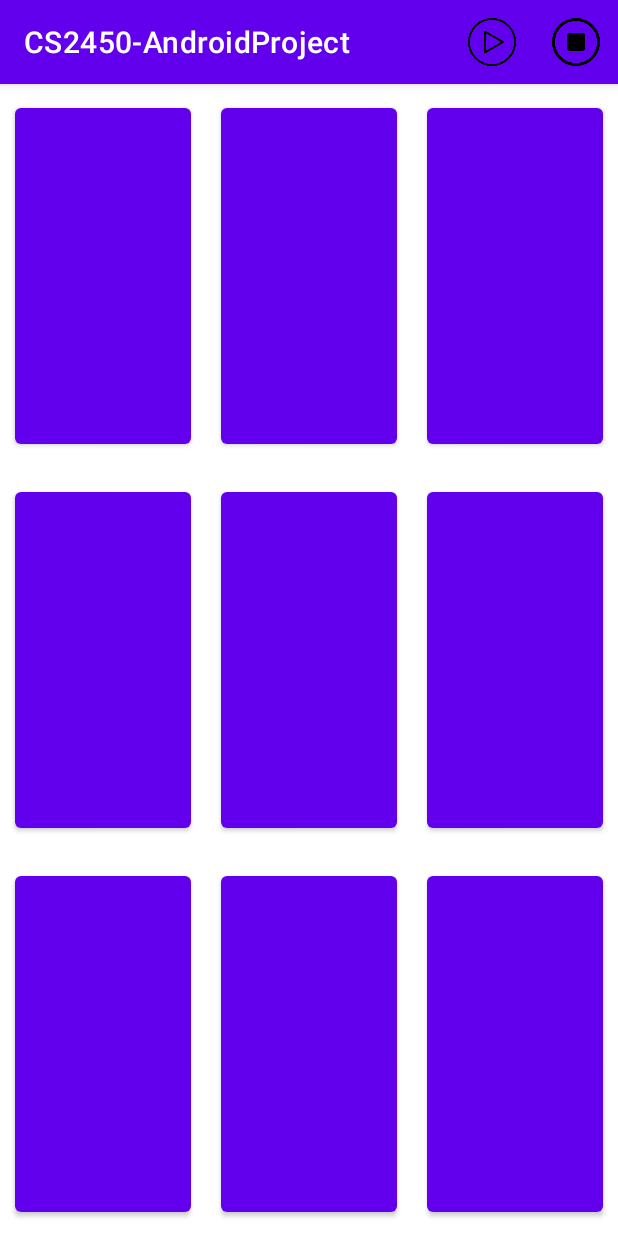
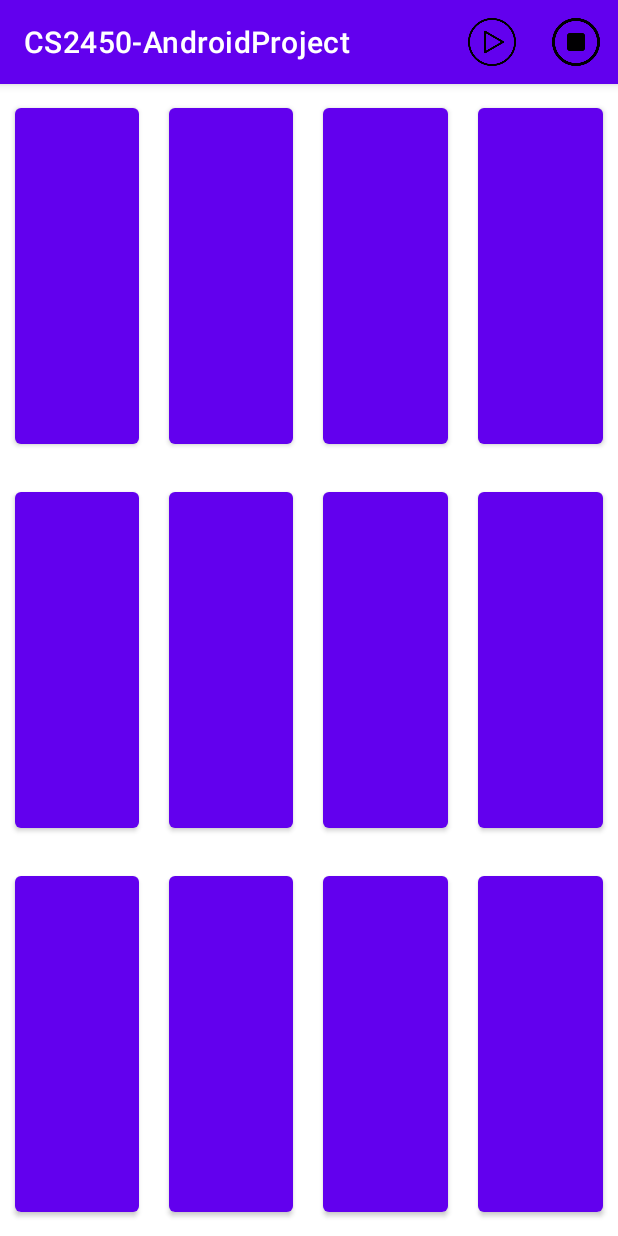
Before and after one commit to jjung2684/CS2450-AndroidProject, an Android app: the screen it shows after launch (MainActivity), on a phone screen of 412 x 824 dp. Run offline under Robolectric (Android 15) with nearby library versions, the phone set to English and light mode, and no system bars.

Commit message:
Added 3 buttons to make 12..9 was an odd number

```diff
--- a/app/src/main/java/com/android/cs2450_androidproject/MainActivity.java
+++ b/app/src/main/java/com/android/cs2450_androidproject/MainActivity.java
@@ -24,6 +24,9 @@ public class MainActivity extends AppCompatActivity implements View.OnClickListe
     Button button7;
     Button button8;
     Button button9;
+    Button button10;
+    Button button11;
+    Button button12;
 
     Button firstChoiceButton;
 
@@ -67,6 +70,16 @@ public class MainActivity extends AppCompatActivity implements View.OnClickListe
         button9 = (Button) findViewById(R.id.button9);
         button9.setOnClickListener(this);
 
+        button10 = (Button) findViewById(R.id.button10);
+        button10.setOnClickListener(this);
+
+        button11 = (Button) findViewById(R.id.button11);
+        button11.setOnClickListener(this);
+
+        button12 = (Button) findViewById(R.id.button12);
+        button12.setOnClickListener(this);
+
+
         // add buttons to button list
         buttonList = new ArrayList<>();
         buttonList.add(button1);
@@ -78,6 +91,10 @@ public class MainActivity extends AppCompatActivity implements View.OnClickListe
         buttonList.add(button7);
         buttonList.add(button8);
         buttonList.add(button9);
+        buttonList.add(button10);
+        buttonList.add(button11);
+        buttonList.add(button12);
+
 
         // media player
         mediaPlayer = MediaPlayer.create(MainActivity.this, R.raw.jazz_music);
@@ -175,7 +192,17 @@ public class MainActivity extends AppCompatActivity implements View.OnClickListe
         } else if (view.getId() == R.id.button9) {
             button9.setText(gameWords[3]);
             checkForMatch(button9);
+        }else if (view.getId() == R.id.button10) {
+            button10.setText(gameWords[6]);
+            checkForMatch(button10);
+        }else if (view.getId() == R.id.button11) {
+            button11.setText(gameWords[5]);
+            checkForMatch(button11);
+        }else if (view.getId() == R.id.button12) {
+            button12.setText(gameWords[6]);
+            checkForMatch(button12);
         }
+
     }
 
     @Override
--- a/app/src/main/res/layout/activity_main.xml
+++ b/app/src/main/res/layout/activity_main.xml
@@ -10,24 +10,68 @@
         android:layout_height="0dp"
         android:layout_weight="1"
         android:orientation="horizontal"
-        android:weightSum="3" >
+        android:weightSum="4">
 
         <Button
             android:id="@+id/button1"
             android:layout_width="0dp"
             android:layout_height="fill_parent"
             android:layout_margin="10dp"
-            android:layout_weight="1"/>
+            android:layout_weight="1" />
 
         <Button
             android:id="@+id/button2"
             android:layout_width="0dp"
             android:layout_height="fill_parent"
             android:layout_margin="10dp"
-            android:layout_weight="1"/>
+            android:layout_weight="1" />
 
         <Button
             android:id="@+id/button3"
+            android:layout_width="0dp"
+            android:layout_height="fill_parent"
+            android:layout_margin="10dp"
+            android:layout_weight="1" />
+
+        <Button
+            android:id="@+id/button4"
+            android:layout_width="0dp"
+            android:layout_height="fill_parent"
+            android:layout_margin="10dp"
+            android:layout_weight="1" />
+
+    </LinearLayout>
+
+    <LinearLayout
+        android:layout_width="match_parent"
+        android:layout_height="0dp"
+        android:layout_weight="1"
+        android:orientation="horizontal"
+        android:weightSum="4">
+
+        <Button
+            android:id="@+id/button5"
+            android:layout_width="0dp"
+            android:layout_height="fill_parent"
+            android:layout_margin="10dp"
+            android:layout_weight="1" />
+
+        <Button
+            android:id="@+id/button6"
+            android:layout_width="0dp"
+            android:layout_height="fill_parent"
+            android:layout_margin="10dp"
+            android:layout_weight="1" />
+
+        <Button
+            android:id="@+id/button7"
+            android:layout_width="0dp"
+            android:layout_height="fill_parent"
+            android:layout_margin="10dp"
+            android:layout_weight="1" />
+
+        <Button
+            android:id="@+id/button8"
             android:layout_width="0dp"
             android:layout_height="fill_parent"
             android:layout_margin="10dp"
@@ -39,50 +83,7 @@
         android:layout_height="0dp"
         android:layout_weight="1"
         android:orientation="horizontal"
-        android:weightSum="3" >
-
-        <Button
-            android:id="@+id/button4"
-            android:layout_width="0dp"
-            android:layout_height="fill_parent"
-            android:layout_margin="10dp"
-            android:layout_weight="1" />
-
-        <Button
-            android:id="@+id/button5"
-            android:layout_width="0dp"
-            android:layout_height="fill_parent"
-            android:layout_margin="10dp"
-            android:layout_weight="1"/>
-
-        <Button
-            android:id="@+id/button6"
-            android:layout_width="0dp"
-            android:layout_height="fill_parent"
-            android:layout_margin="10dp"
-            android:layout_weight="1"/>
-    </LinearLayout>
-
-    <LinearLayout
-        android:layout_width="match_parent"
-        android:layout_height="0dp"
-        android:layout_weight="1"
-        android:orientation="horizontal"
-        android:weightSum="3" >
-
-        <Button
-            android:id="@+id/button7"
-            android:layout_width="0dp"
-            android:layout_height="fill_parent"
-            android:layout_margin="10dp"
-            android:layout_weight="1"/>
-
-        <Button
-            android:id="@+id/button8"
-            android:layout_width="0dp"
-            android:layout_height="fill_parent"
-            android:layout_margin="10dp"
-            android:layout_weight="1" />
+        android:weightSum="4">
 
         <Button
             android:id="@+id/button9"
@@ -90,6 +91,27 @@
             android:layout_height="fill_parent"
             android:layout_margin="10dp"
             android:layout_weight="1" />
+
+        <Button
+            android:id="@+id/button10"
+            android:layout_width="0dp"
+            android:layout_height="fill_parent"
+            android:layout_margin="10dp"
+            android:layout_weight="1" />
+
+        <Button
+            android:id="@+id/button11"
+            android:layout_width="0dp"
+            android:layout_height="fill_parent"
+            android:layout_margin="10dp"
+            android:layout_weight="1" />
+
+        <Button
+            android:id="@+id/button12"
+            android:layout_width="0dp"
+            android:layout_height="fill_parent"
+            android:layout_margin="10dp"
+            android:layout_weight="1" />
     </LinearLayout>
 
 </LinearLayout>
```
